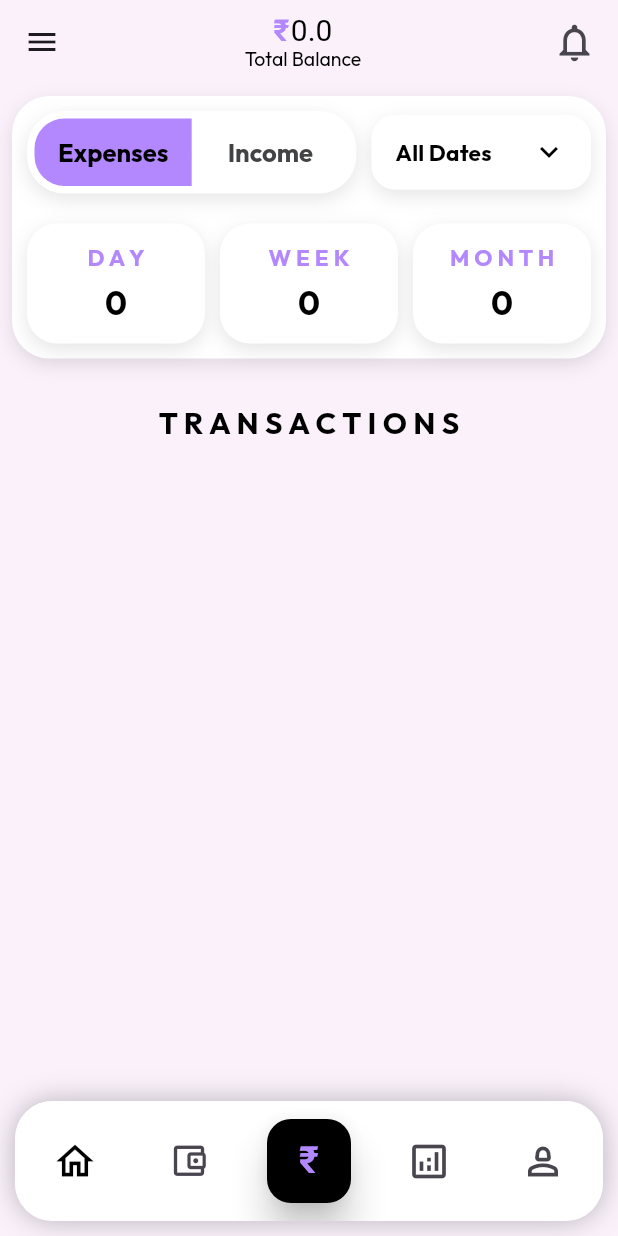
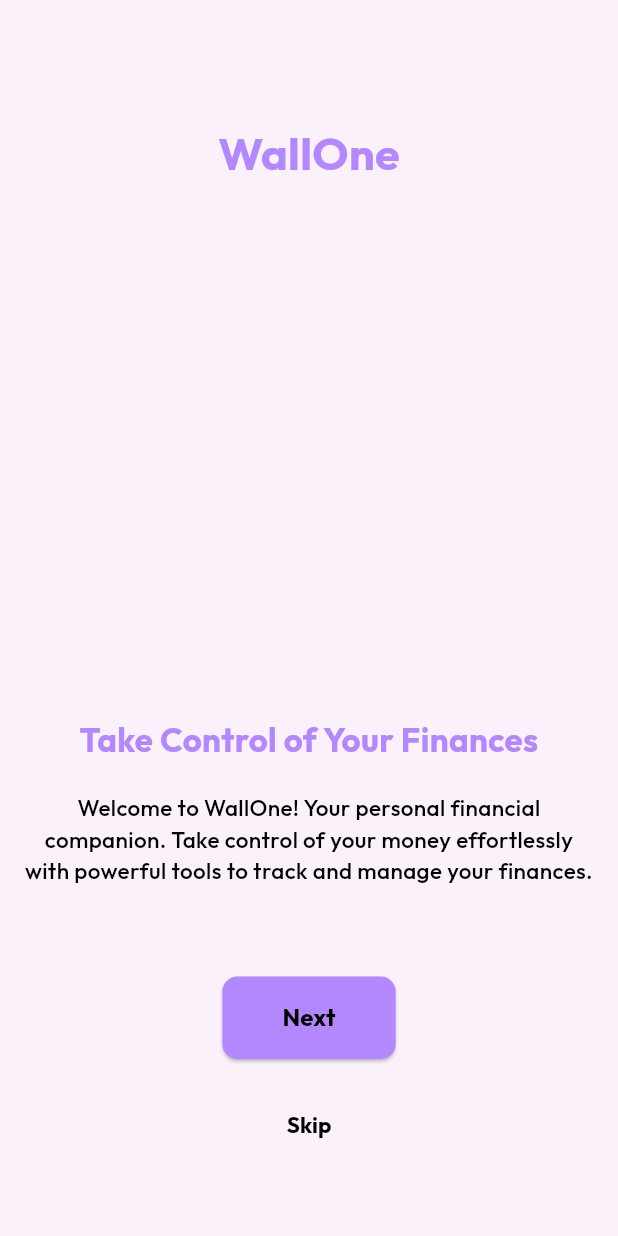
Before and after one commit to Aishwar1320/WallOne, a Flutter app: the screen it shows after launch, on a phone screen of 412 x 824 dp. Run offline on Flutter 3.47's test engine with Material 3 defaults, Android fonts, the light colour scheme and no system bars; our stand-ins replace fl_chart, flutter_slidable, google_fonts, shared_preferences.

Commit message:
Onboarding Page Added

```diff
--- a/lib/main.dart
+++ b/lib/main.dart
@@ -1,6 +1,7 @@
 import 'package:flutter/material.dart';
 import 'package:provider/provider.dart';
 import 'package:shared_preferences/shared_preferences.dart';
+import 'package:wallone/pages/onboarding_page.dart';
 import 'package:wallone/state/balance_provider.dart';
 import 'package:wallone/state/investment_provider.dart';
 import 'package:wallone/state/budget_provider.dart';
@@ -125,7 +126,7 @@ class _MyAppState extends State<MyApp> with WidgetsBindingObserver {
       darkTheme: ThemeData.dark(),
       themeMode: themeProvider.themeMode,
       debugShowCheckedModeBanner: false,
-      home: const DesignLayout(),
+      home: const OnboardingPage(),
     );
   }
 }
--- /dev/null
+++ b/lib/pages/onboarding_page.dart
@@ -0,0 +1,153 @@
+import 'package:flutter/material.dart';
+import 'package:google_fonts/google_fonts.dart';
+import 'package:wallone/utils/constants.dart';
+import 'package:wallone/utils/layout.dart';
+
+class OnboardingPage extends StatefulWidget {
+  const OnboardingPage({super.key});
+
+  @override
+  State<OnboardingPage> createState() => _OnboardingPageState();
+}
+
+class _OnboardingPageState extends State<OnboardingPage> {
+  // ✅ Onboarding data list
+  final List<Map<String, String>> onboardingData = [
+    {
+      'title': 'Take Control of Your Finances',
+      'subtitle':
+          'Welcome to WallOne! Your personal financial companion. Take control of your money effortlessly with powerful tools to track and manage your finances.',
+    },
+    {
+      'title': 'Budget Smarter',
+      'subtitle':
+          'Set your monthly budget, monitor spending habits, and receive smart insights to save more effectively every month.',
+    },
+    {
+      'title': 'Streamline Your Finances',
+      'subtitle':
+          'Use your personal AI Advisor for efficient savings and budget planning making financial management automated and intelligent!',
+    },
+  ];
+
+  int currentIndex = 0;
+
+  void nextPage() {
+    if (currentIndex < onboardingData.length - 1) {
+      setState(() {
+        currentIndex++;
+      });
+    } else {
+      Navigator.pushReplacement(
+        context,
+        MaterialPageRoute(
+          builder: (context) {
+            return const DesignLayout();
+          },
+        ),
+      );
+    }
+  }
+
+  void skipOnboarding() {
+    setState(() {
+      currentIndex = onboardingData.length - 1;
+    });
+  }
+
+  @override
+  Widget build(BuildContext context) {
+    final current = onboardingData[currentIndex];
+
+    return Scaffold(
+      backgroundColor: mainColor(context),
+      body: Padding(
+        padding: const EdgeInsets.symmetric(horizontal: 16.0),
+        child: Column(
+          spacing: 20,
+          children: [
+            const SizedBox(height: 60),
+
+            // App Title
+            Text(
+              "WallOne",
+              style: GoogleFonts.outfit(
+                fontSize: 30,
+                color: purpleColors(context),
+                fontWeight: FontWeight.bold,
+              ),
+            ),
+
+            const Spacer(),
+
+            // Dynamic Title
+            Text(
+              current['title']!,
+              textAlign: TextAlign.center,
+              style: GoogleFonts.outfit(
+                fontSize: 22,
+                color: purpleColors(context),
+                fontWeight: FontWeight.bold,
+              ),
+            ),
+
+            // Dynamic Subtitle
+            Text(
+              current['subtitle']!,
+              textAlign: TextAlign.center,
+              style: GoogleFonts.outfit(
+                fontSize: 15,
+                color: primaryColor(context),
+                fontWeight: FontWeight.w500,
+              ),
+            ),
+
+            const SizedBox(height: 20),
+
+            // Buttons
+            ElevatedButton(
+              style: ButtonStyle(
+                backgroundColor: WidgetStatePropertyAll(
+                  purpleColors(context),
+                ),
+                padding: const WidgetStatePropertyAll(
+                  EdgeInsets.symmetric(horizontal: 40, vertical: 16),
+                ),
+                shape: WidgetStatePropertyAll(
+                  RoundedRectangleBorder(
+                    borderRadius: BorderRadius.circular(10),
+                  ),
+                ),
+              ),
+              onPressed: nextPage,
+              child: Text(
+                currentIndex == onboardingData.length - 1
+                    ? "Get Started"
+                    : "Next",
+                style: GoogleFonts.outfit(
+                  fontSize: 16,
+                  color: primaryColor(context),
+                  fontWeight: FontWeight.bold,
+                ),
+              ),
+            ),
+
+            TextButton(
+              onPressed: skipOnboarding,
+              child: Text(
+                "Skip",
+                style: GoogleFonts.outfit(
+                  fontSize: 15,
+                  color: primaryColor(context),
+                  fontWeight: FontWeight.bold,
+                ),
+              ),
+            ),
+
+            const SizedBox(height: 30),
+          ],
+        ),
+      ),
+    );
+  }
+}
--- a/lib/utils/layout.dart
+++ b/lib/utils/layout.dart
@@ -128,7 +128,8 @@ class _DesignLayoutState extends State<DesignLayout> {
         centerTitle: true,
         title: Padding(
           padding: const EdgeInsets.only(right: 8.0),
-          child: Column(
+          child: _selectedIndex != 0
+              ? Column(
                   children: [
                     RichText(
                       text: TextSpan(
@@ -162,7 +163,8 @@ class _DesignLayoutState extends State<DesignLayout> {
                       ),
                     ),
                   ],
-          ),
+                )
+              : const SizedBox.shrink(),
         ),
         actions: [
           Padding(
```
Also changed, not shown: lib/pages/dashboard.dart (+36 -3 lines), assets/images/WallOne.jpg (added), assets/images/WallOne.png (added), 25 other files. Lines whose indentation alone changed are shown as unchanged.
